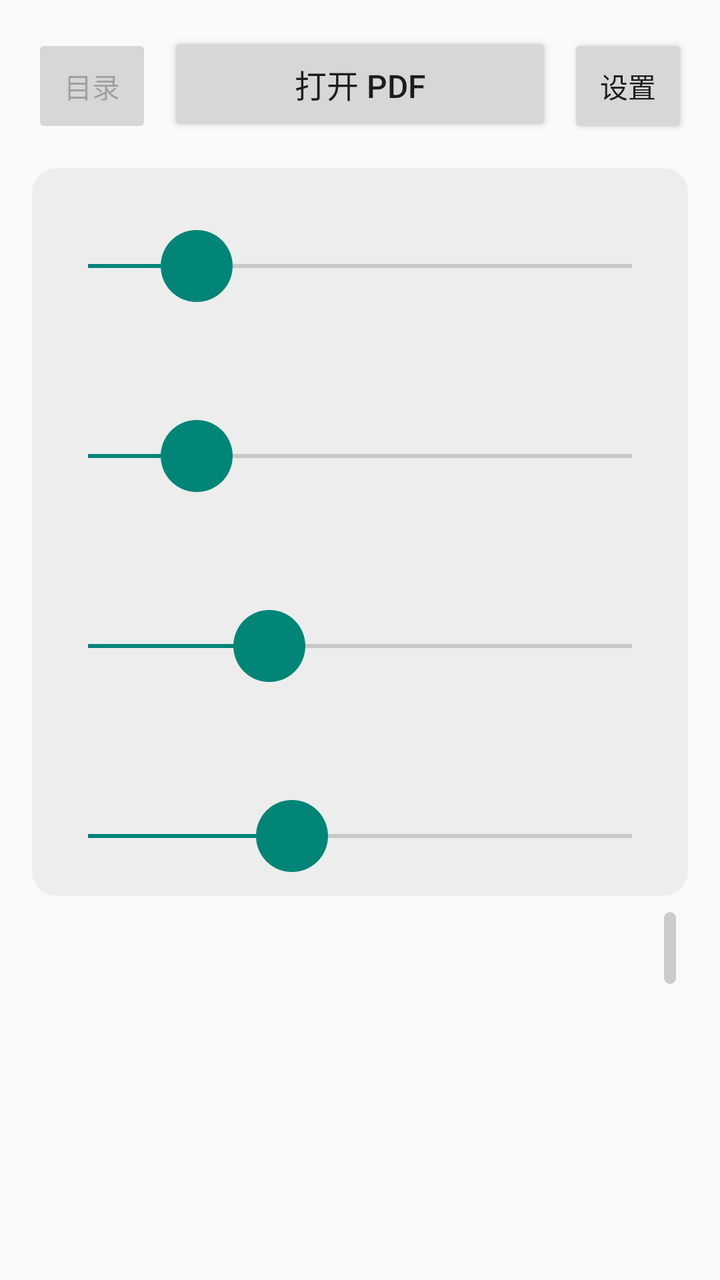
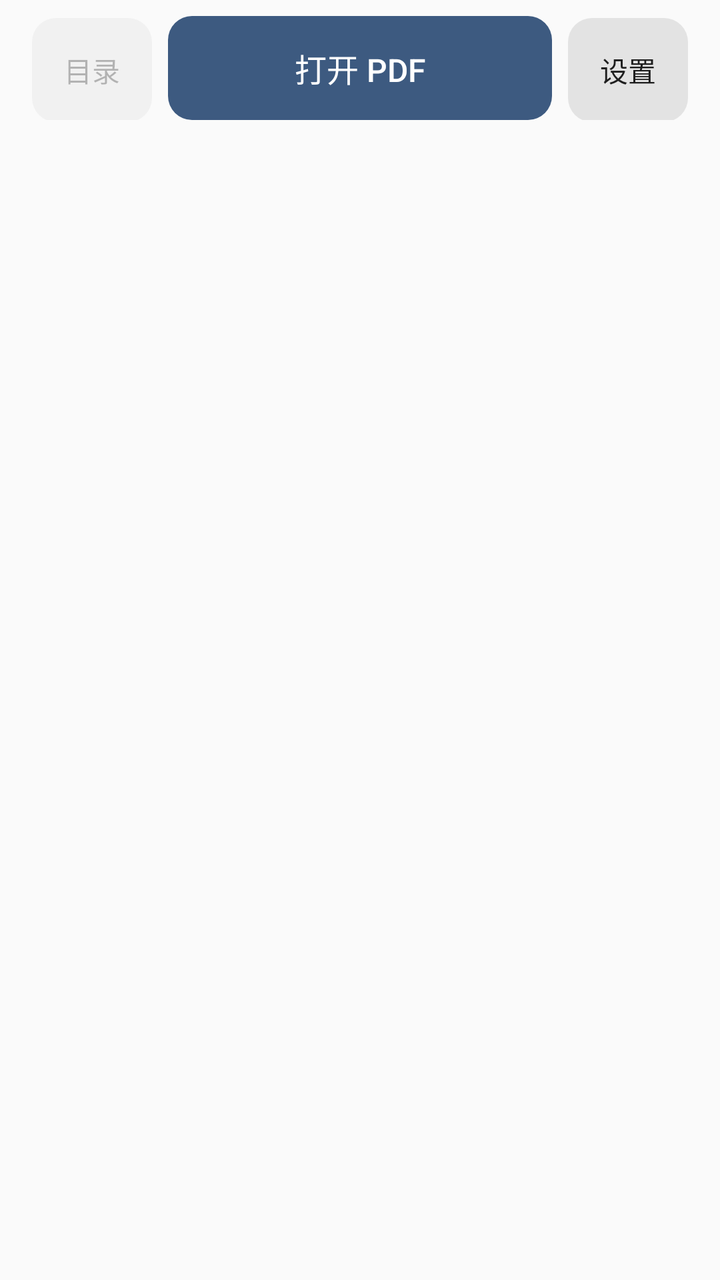

Screens rendered from an Android XML layout before and after an edit, with the pre-edit source and the edit as a unified diff.
<!-- AndroidManifest.xml: application theme Theme.PdfReader -->
<!-- res/layout/activity_main.xml -->
<?xml version="1.0" encoding="utf-8"?>
<LinearLayout xmlns:android="http://schemas.android.com/apk/res/android"
    android:id="@+id/rootLayout"
    android:layout_width="match_parent"
    android:layout_height="match_parent"
    android:orientation="vertical"
    android:paddingHorizontal="16dp"
    android:paddingTop="16dp"
    android:paddingBottom="8dp">

    <LinearLayout
        android:layout_width="match_parent"
        android:layout_height="wrap_content"
        android:orientation="horizontal">

        <Button
            android:id="@+id/tocButton"
            android:layout_width="wrap_content"
            android:layout_height="wrap_content"
            android:enabled="false"
            android:minHeight="52dp"
            android:minWidth="0dp"
            android:paddingHorizontal="16dp"
            android:text="@string/toc_button"
            android:textSize="14sp" />

        <Button
            android:id="@+id/openButton"
            android:layout_width="0dp"
            android:layout_height="wrap_content"
            android:layout_marginStart="8dp"
            android:layout_weight="1"
            android:minHeight="52dp"
            android:text="@string/open_pdf"
            android:textSize="16sp" />

        <Button
            android:id="@+id/toggleSettingsButton"
            android:layout_width="wrap_content"
            android:layout_height="wrap_content"
            android:layout_marginStart="8dp"
            android:minHeight="52dp"
            android:minWidth="0dp"
            android:paddingHorizontal="16dp"
            android:text="@string/settings_toggle_hide"
            android:textSize="14sp" />

    </LinearLayout>

    <LinearLayout
        android:id="@+id/settingsPanel"
        android:layout_width="match_parent"
        android:layout_height="wrap_content"
        android:layout_marginTop="16dp"
        android:background="@drawable/bg_settings_panel"
        android:orientation="vertical"
        android:padding="12dp">

        <TextView
            android:id="@+id/fontSizeLabel"
            android:layout_width="match_parent"
            android:layout_height="wrap_content" />

        <SeekBar
            android:id="@+id/fontSizeSeekBar"
            android:layout_width="match_parent"
            android:layout_height="wrap_content"
            android:min="12"
            android:max="32"
            android:progress="16"
            android:thumb="@drawable/seekbar_thumb_large" />

        <TextView
            android:id="@+id/lineSpacingLabel"
            android:layout_width="match_parent"
            android:layout_height="wrap_content"
            android:layout_marginTop="40dp" />

        <SeekBar
            android:id="@+id/lineSpacingSeekBar"
            android:layout_width="match_parent"
            android:layout_height="wrap_content"
            android:min="0"
            android:max="10"
            android:progress="2"
            android:thumb="@drawable/seekbar_thumb_large" />

        <TextView
            android:id="@+id/paddingLabel"
            android:layout_width="match_parent"
            android:layout_height="wrap_content"
            android:layout_marginTop="40dp" />

        <SeekBar
            android:id="@+id/paddingSeekBar"
            android:layout_width="match_parent"
            android:layout_height="wrap_content"
            android:min="8"
            android:max="32"
            android:progress="16"
            android:thumb="@drawable/seekbar_thumb_large" />

        <TextView
            android:id="@+id/blockSpacingLabel"
            android:layout_width="match_parent"
            android:layout_height="wrap_content"
            android:layout_marginTop="40dp" />

        <SeekBar
            android:id="@+id/blockSpacingSeekBar"
            android:layout_width="match_parent"
            android:layout_height="wrap_content"
            android:min="0"
            android:max="32"
            android:progress="12"
            android:thumb="@drawable/seekbar_thumb_large" />

    </LinearLayout>

    <ProgressBar
        android:id="@+id/progressBar"
        android:layout_width="match_parent"
        android:layout_height="wrap_content"
        android:layout_marginTop="12dp"
        android:layout_marginBottom="4dp"
        android:indeterminate="true"
        android:visibility="gone" />

    
    <FrameLayout
        android:layout_width="match_parent"
        android:layout_height="0dp"
        android:layout_marginTop="8dp"
        android:layout_weight="1">

        <androidx.recyclerview.widget.RecyclerView
            android:id="@+id/recyclerView"
            android:layout_width="match_parent"
            android:layout_height="match_parent"
            android:clipToPadding="false"
            android:padding="16dp" />

        
        <View
            android:id="@+id/pageScrubberTrack"
            android:layout_width="40dp"
            android:layout_height="match_parent"
            android:layout_gravity="end" />

        
        <View
            android:id="@+id/pageScrubberThumb"
            android:layout_width="6dp"
            android:layout_height="36dp"
            android:layout_gravity="end|top"
            android:layout_marginEnd="6dp"
            android:background="@drawable/bg_page_scrubber_thumb" />

        
        <TextView
            android:id="@+id/pageScrubberLabel"
            android:layout_width="wrap_content"
            android:layout_height="wrap_content"
            android:layout_gravity="end|top"
            android:layout_marginEnd="52dp"
            android:background="@drawable/bg_settings_panel"
            android:paddingHorizontal="12dp"
            android:paddingVertical="6dp"
            android:textSize="14sp"
            android:visibility="gone" />

    </FrameLayout>

</LinearLayout>
<!-- resources referenced by this layout -->
<resources>
  <!-- drawable bg_page_scrubber_thumb (drawable) -->
  <?xml version="1.0" encoding="utf-8"?>
  <shape xmlns:android="http://schemas.android.com/apk/res/android"
      android:shape="rectangle">
      <solid android:color="#66888888" />
      <corners android:radius="3dp" />
  </shape>
  <!-- drawable bg_settings_panel (drawable) -->
  <?xml version="1.0" encoding="utf-8"?>
  <shape xmlns:android="http://schemas.android.com/apk/res/android"
      android:shape="rectangle">
      <solid android:color="#1F888888" />
      <corners android:radius="12dp" />
  </shape>
  <!-- drawable seekbar_thumb_large (drawable) -->
  <?xml version="1.0" encoding="utf-8"?>
  <shape xmlns:android="http://schemas.android.com/apk/res/android"
      android:shape="oval">
      <solid android:color="?attr/colorControlActivated" />
      <size
          android:width="36dp"
          android:height="36dp" />
  </shape>
  <string name="open_pdf">打开 PDF</string>
  <string name="settings_toggle_hide">设置</string>
  <string name="toc_button">目录</string>
  <style name="Theme.PdfReader" parent="Theme.AppCompat.DayNight.NoActionBar" />
</resources>

<!-- the commit's change to res/layout/activity_main.xml (unified diff, before → after) -->
@@ -5,22 +5,43 @@
     android:layout_height="match_parent"
     android:orientation="vertical"
     android:paddingHorizontal="16dp"
-    android:paddingTop="16dp"
+    android:paddingTop="8dp"
     android:paddingBottom="8dp">
 
+    
+    <TextView
+        android:id="@+id/fileNameLabel"
+        android:layout_width="match_parent"
+        android:layout_height="wrap_content"
+        android:layout_marginBottom="8dp"
+        android:ellipsize="marquee"
+        android:marqueeRepeatLimit="marquee_forever"
+        android:focusable="true"
+        android:focusableInTouchMode="true"
+        android:singleLine="true"
+        android:textSize="15sp"
+        android:textStyle="bold"
+        android:textColor="@color/label_text_emphasis"
+        android:visibility="gone" />
+
+    
     <LinearLayout
+        android:id="@+id/topButtonRow"
         android:layout_width="match_parent"
         android:layout_height="wrap_content"
         android:orientation="horizontal">
 
+        
         <Button
             android:id="@+id/tocButton"
             android:layout_width="wrap_content"
             android:layout_height="wrap_content"
+            android:background="@drawable/bg_button_secondary"
             android:enabled="false"
             android:minHeight="52dp"
             android:minWidth="0dp"
             android:paddingHorizontal="16dp"
+            android:stateListAnimator="@null"
             android:text="@string/toc_button"
             android:textSize="14sp" />
 
@@ -30,8 +51,11 @@
             android:layout_height="wrap_content"
             android:layout_marginStart="8dp"
             android:layout_weight="1"
+            android:background="@drawable/bg_button_primary"
             android:minHeight="52dp"
+            android:stateListAnimator="@null"
             android:text="@string/open_pdf"
+            android:textColor="@color/button_primary_text"
             android:textSize="16sp" />
 
         <Button
@@ -39,14 +63,17 @@
             android:layout_width="wrap_content"
             android:layout_height="wrap_content"
             android:layout_marginStart="8dp"
+            android:background="@drawable/bg_button_secondary"
             android:minHeight="52dp"
             android:minWidth="0dp"
             android:paddingHorizontal="16dp"
+            android:stateListAnimator="@null"
             android:text="@string/settings_toggle_hide"
             android:textSize="14sp" />
 
     </LinearLayout>
 
+    
     <LinearLayout
         android:id="@+id/settingsPanel"
         android:layout_width="match_parent"
@@ -54,12 +81,17 @@
         android:layout_marginTop="16dp"
         android:background="@drawable/bg_settings_panel"
         android:orientation="vertical"
-        android:padding="12dp">
-
+        android:padding="12dp"
+        android:visibility="gone">
+
+        
         <TextView
             android:id="@+id/fontSizeLabel"
             android:layout_width="match_parent"
-            android:layout_height="wrap_content" />
+            android:layout_height="wrap_content"
+            android:textSize="15sp"
+            android:textStyle="bold"
+            android:textColor="@color/label_text_emphasis" />
 
         <SeekBar
             android:id="@+id/fontSizeSeekBar"
@@ -68,13 +100,17 @@
             android:min="12"
             android:max="32"
             android:progress="16"
-            android:thumb="@drawable/seekbar_thumb_large" />
+            android:progressDrawable="@drawable/seekbar_track_thick"
+            android:thumb="@drawable/seekbar_thumb_knob" />
 
         <TextView
             android:id="@+id/lineSpacingLabel"
             android:layout_width="match_parent"
             android:layout_height="wrap_content"
-            android:layout_marginTop="40dp" />
+            android:layout_marginTop="40dp"
+            android:textSize="15sp"
+            android:textStyle="bold"
+            android:textColor="@color/label_text_emphasis" />
 
         <SeekBar
             android:id="@+id/lineSpacingSeekBar"
@@ -83,13 +119,17 @@
             android:min="0"
             android:max="10"
             android:progress="2"
-            android:thumb="@drawable/seekbar_thumb_large" />
+            android:progressDrawable="@drawable/seekbar_track_thick_purple"
+            android:thumb="@drawable/seekbar_thumb_knob_purple" />
 
         <TextView
             android:id="@+id/paddingLabel"
             android:layout_width="match_parent"
             android:layout_height="wrap_content"
-            android:layout_marginTop="40dp" />
+            android:layout_marginTop="40dp"
+            android:textSize="15sp"
+            android:textStyle="bold"
+            android:textColor="@color/label_text_emphasis" />
 
         <SeekBar
             android:id="@+id/paddingSeekBar"
@@ -98,13 +138,17 @@
             android:min="8"
             android:max="32"
             android:progress="16"
-            android:thumb="@drawable/seekbar_thumb_large" />
+            android:progressDrawable="@drawable/seekbar_track_thick_coral"
+            android:thumb="@drawable/seekbar_thumb_knob_coral" />
 
         <TextView
             android:id="@+id/blockSpacingLabel"
             android:layout_width="match_parent"
             android:layout_height="wrap_content"
-            android:layout_marginTop="40dp" />
+            android:layout_marginTop="40dp"
+            android:textSize="15sp"
+            android:textStyle="bold"
+            android:textColor="@color/label_text_emphasis" />
 
         <SeekBar
             android:id="@+id/blockSpacingSeekBar"
@@ -113,7 +157,8 @@
             android:min="0"
             android:max="32"
             android:progress="12"
-            android:thumb="@drawable/seekbar_thumb_large" />
+            android:progressDrawable="@drawable/seekbar_track_thick_teal"
+            android:thumb="@drawable/seekbar_thumb_knob_teal" />
 
     </LinearLayout>
 
@@ -141,20 +186,24 @@
             android:padding="16dp" />
 
         
+        
         <View
             android:id="@+id/pageScrubberTrack"
             android:layout_width="40dp"
             android:layout_height="match_parent"
-            android:layout_gravity="end" />
-
+            android:layout_gravity="end"
+            android:enabled="false" />
+
+        
         
         <View
             android:id="@+id/pageScrubberThumb"
-            android:layout_width="6dp"
-            android:layout_height="36dp"
+            android:layout_width="32dp"
+            android:layout_height="32dp"
             android:layout_gravity="end|top"
-            android:layout_marginEnd="6dp"
-            android:background="@drawable/bg_page_scrubber_thumb" />
+            android:layout_marginEnd="0dp"
+            android:background="@drawable/page_scrubber_thumb_knob"
+            android:visibility="gone" />
 
         
         <TextView
<!-- resource entries referenced after the edit -->
@@ -1,12 +1,30 @@
 <!-- resources referenced by this layout -->
 <resources>
-  <!-- drawable bg_page_scrubber_thumb (drawable) -->
+  <color name="button_primary_text">#FFFFFF</color>
+  <color name="label_text_emphasis">#DE000000</color>
+  <!-- drawable bg_button_primary (drawable) -->
   <?xml version="1.0" encoding="utf-8"?>
   <shape xmlns:android="http://schemas.android.com/apk/res/android"
       android:shape="rectangle">
-      <solid android:color="#66888888" />
-      <corners android:radius="3dp" />
+      <solid android:color="@color/button_primary_bg" />
+      <corners android:radius="12dp" />
   </shape>
+  <!-- drawable bg_button_secondary (drawable) -->
+  <?xml version="1.0" encoding="utf-8"?>
+  <selector xmlns:android="http://schemas.android.com/apk/res/android">
+      <item android:state_enabled="false">
+          <shape android:shape="rectangle">
+              <solid android:color="#14888888" />
+              <corners android:radius="12dp" />
+          </shape>
+      </item>
+      <item>
+          <shape android:shape="rectangle">
+              <solid android:color="#33888888" />
+              <corners android:radius="12dp" />
+          </shape>
+      </item>
+  </selector>
   <!-- drawable bg_settings_panel (drawable) -->
   <?xml version="1.0" encoding="utf-8"?>
   <shape xmlns:android="http://schemas.android.com/apk/res/android"
@@ -14,18 +32,57 @@
       <solid android:color="#1F888888" />
       <corners android:radius="12dp" />
   </shape>
-  <!-- drawable seekbar_thumb_large (drawable) -->
+  <!-- drawable seekbar_track_thick (drawable) -->
   <?xml version="1.0" encoding="utf-8"?>
-  <shape xmlns:android="http://schemas.android.com/apk/res/android"
-      android:shape="oval">
-      <solid android:color="?attr/colorControlActivated" />
-      <size
-          android:width="36dp"
-          android:height="36dp" />
-  </shape>
+  <layer-list xmlns:android="http://schemas.android.com/apk/res/android">
+      <item android:id="@android:id/background">
+          <shape android:shape="rectangle">
+              <solid android:color="#33888888" />
+              <corners android:radius="4dp" />
+              <size android:height="8dp" />
+          </shape>
+      </item>
+      <item android:id="@android:id/progress">
+          <clip>
+              <shape android:shape="rectangle">
+                  <solid android:color="@color/button_primary_bg" />
+                  <corners android:radius="4dp" />
+                  <size android:height="8dp" />
+              </shape>
+          </clip>
+      </item>
+  </layer-list>
+  <!-- drawable seekbar_track_thick_coral (drawable) -->
+  <?xml version="1.0" encoding="utf-8"?>
+  <layer-list xmlns:android="http://schemas.android.com/apk/res/android">
+      <item android:id="@android:id/background">
+          <shape android:shape="rectangle">
+              <solid android:color="#33888888" />
+              <corners android:radius="4dp" />
+              <size android:height="8dp" />
+          </shape>
+      </item>
+      <item android:id="@android:id/progress">
+          <clip>
+              <shape android:shape="rectangle">
+                  <solid android:color="@color/accent_padding" />
+                  <corners android:radius="4dp" />
+                  <size android:height="8dp" />
+              </shape>
+          </clip>
+      </item>
+  </layer-list>
   <string name="open_pdf">打开 PDF</string>
   <string name="settings_toggle_hide">设置</string>
   <string name="toc_button">目录</string>
-  <style name="Theme.PdfReader" parent="Theme.AppCompat.DayNight.NoActionBar" />
+  <style name="Theme.PdfReader" parent="Theme.AppCompat.DayNight.NoActionBar">
+          <item name="android:forceDarkAllowed" tools:targetApi="q">false</item>
+      </style>
+  <color name="button_primary_bg">#3D5A80</color>
+  <color name="button_thumb_ring">#D9FFFFFF</color>
+  <color name="button_thumb_grip">#99FFFFFF</color>
+  <color name="accent_padding">#D9607E</color>
+  <color name="accent_line_spacing">#7C5CBF</color>
+  <color name="accent_block_spacing">#2A9D8F</color>
 </resources>
 
